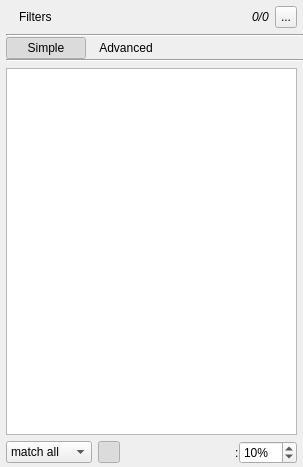
Old version of the form src/DiscoveryArea/ui/filters_panel.ui in the repository eidora-desktop/EIDORA.
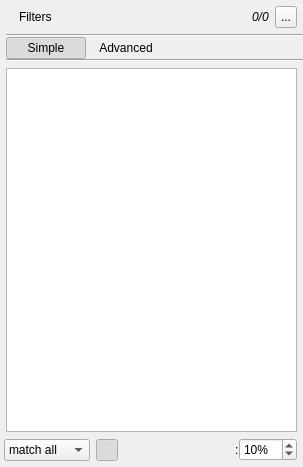
New version of the form. Icons and pictures are not drawn.

What changed in the file:
```diff
--- a/src/DiscoveryArea/ui/filters_panel.ui
+++ b/src/DiscoveryArea/ui/filters_panel.ui
@@ -377,7 +377,7 @@
             </layout>
            </widget>
           </item>
-          <item>
+          <item alignment="Qt::AlignmentFlag::AlignBottom">
            <widget class="QWidget" name="panel_bottom_control" native="true">
             <property name="surfaceRole" stdset="0">
              <string>panel</string>
@@ -387,7 +387,7 @@
               <number>6</number>
              </property>
              <property name="leftMargin">
-              <number>6</number>
+              <number>4</number>
              </property>
              <property name="topMargin">
               <number>0</number>
@@ -396,7 +396,31 @@
               <number>6</number>
              </property>
              <property name="bottomMargin">
-              <number>3</number>
+              <number>0</number>
+             </property>
+             <item alignment="Qt::AlignmentFlag::AlignBottom">
+              <widget class="QWidget" name="widget" native="true">
+               <property name="sizePolicy">
+                <sizepolicy hsizetype="Preferred" vsizetype="Fixed">
+                 <horstretch>0</horstretch>
+                 <verstretch>0</verstretch>
+                </sizepolicy>
+               </property>
+               <layout class="QHBoxLayout" name="horizontalLayout">
+                <property name="spacing">
+                 <number>6</number>
+                </property>
+                <property name="leftMargin">
+                 <number>0</number>
+                </property>
+                <property name="topMargin">
+                 <number>0</number>
+                </property>
+                <property name="rightMargin">
+                 <number>0</number>
+                </property>
+                <property name="bottomMargin">
+                 <number>6</number>
              </property>
              <item>
               <widget class="QComboBox" name="combo_matching">
@@ -456,6 +480,9 @@
                </property>
               </widget>
              </item>
+               </layout>
+              </widget>
+             </item>
              <item>
               <spacer name="horizontalSpacer">
                <property name="orientation">
@@ -469,7 +496,7 @@
                </property>
               </spacer>
              </item>
-             <item>
+             <item alignment="Qt::AlignmentFlag::AlignBottom">
               <widget class="QWidget" name="panel_filtered_opacity" native="true">
                <property name="minimumSize">
                 <size>
@@ -494,7 +521,7 @@
                  <number>0</number>
                 </property>
                 <property name="bottomMargin">
-                 <number>0</number>
+                 <number>6</number>
                 </property>
                 <item>
                  <widget class="QLabel" name="label_filtered_opacity_icon">
```
Left out of the diff: 3 changed lines with no effect on the pictures. Lines whose indentation alone changed are shown as unchanged.
